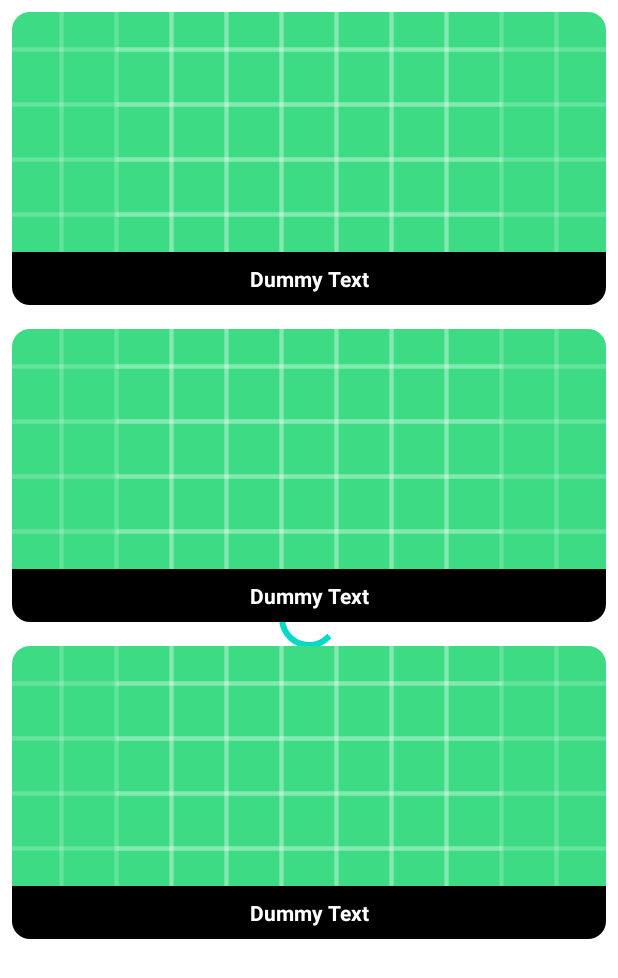
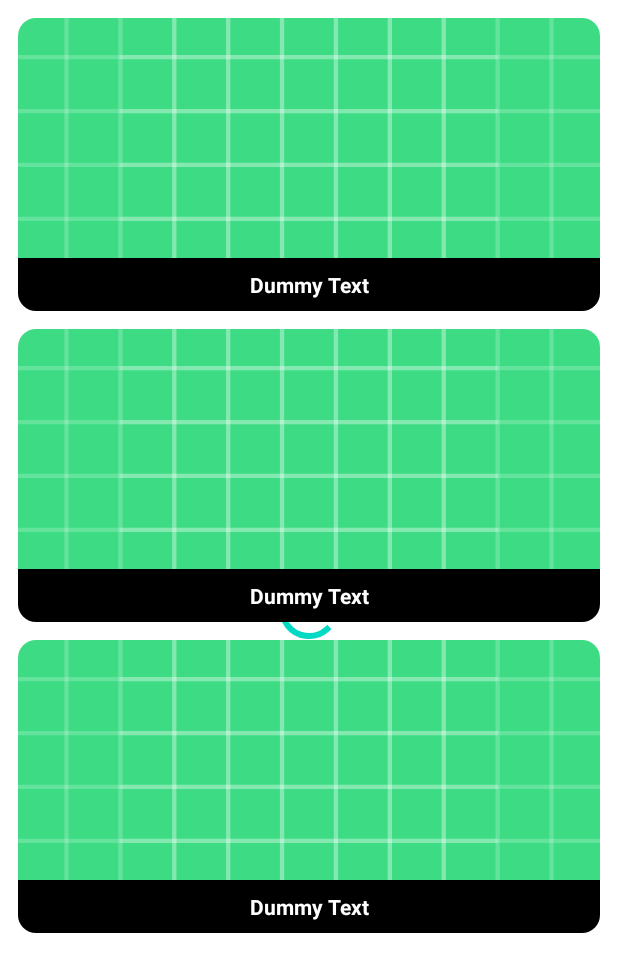
Before and after one commit to shakiz/kotlin-coroutine-mvvm, an Android app: the layout activity_movie_list.xml on its own in the app's theme, with its tools: preview values and no code run, on a phone screen of 412 x 824 dp. Shown: the top 978 px of the screen. Run offline under Robolectric (Android 15) with nearby library versions, the phone set to English and light mode, and no system bars; network calls fail.

Commit message:
Fixed adapter and list view styles

```diff
--- a/app/src/main/res/layout/activity_movie_list.xml
+++ b/app/src/main/res/layout/activity_movie_list.xml
@@ -6,6 +6,7 @@
         xmlns:tools="http://schemas.android.com/tools"
         android:layout_width="match_parent"
         android:layout_height="match_parent"
+        android:paddingBottom="12dp"
         tools:context=".ui.MovieListActivity">
 
         <ProgressBar
@@ -27,7 +28,8 @@
             app:layout_constraintTop_toTopOf="parent"
             android:orientation="vertical"
             app:layoutManager="androidx.recyclerview.widget.LinearLayoutManager"
-            tools:listitem="@layout/adapter_recycler_item_movie" />
+            tools:listitem="@layout/adapter_recycler_item_movie"
+            tools:itemCount="3"/>
 
     </androidx.constraintlayout.widget.ConstraintLayout>
 
--- a/app/src/main/res/layout/adapter_recycler_item_movie.xml
+++ b/app/src/main/res/layout/adapter_recycler_item_movie.xml
@@ -8,7 +8,9 @@
         app:cardElevation="0dp"
         app:cardCornerRadius="12dp"
         app:cardUseCompatPadding="false"
-        android:layout_margin="8dp">
+        android:layout_marginLeft="12dp"
+        android:layout_marginRight="12dp"
+        android:layout_marginTop="12dp">
 
         <androidx.constraintlayout.widget.ConstraintLayout
             android:layout_width="match_parent"
--- a/app/src/main/res/values/strings.xml
+++ b/app/src/main/res/values/strings.xml
@@ -1,3 +1,3 @@
 <resources>
-    <string name="app_name">kotlin-coroutine-mvvm</string>
+    <string name="app_name">Kotlin Coroutine MVVM</string>
 </resources>
```
